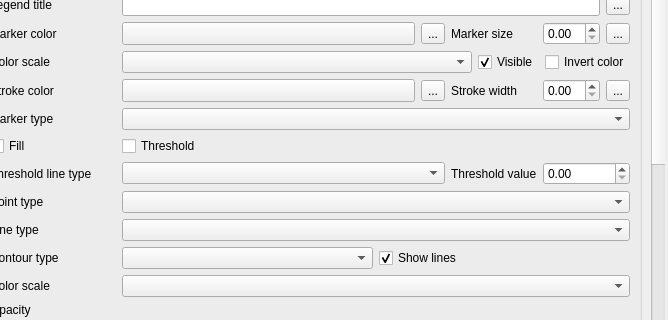
The window that DataPlotly/ui/dataplotly_dockwidget_base.ui (ghtmtt/DataPlotly) describes before a commit, drawn with Qt 5; both pictures show x 287 to 955 and y 376 to 696 of the 955 by 845 pixel window.
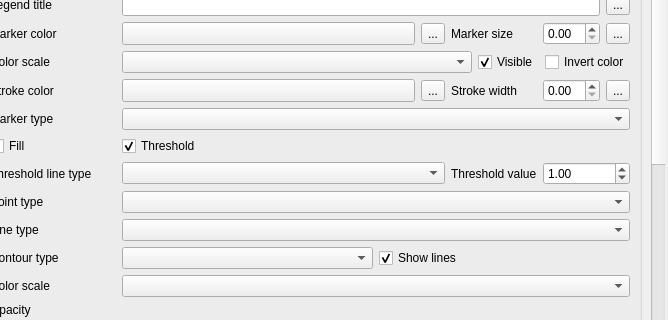
The same window after the commit. Custom widgets are drawn as their Qt base class.

Commit message: add default values for radar threshold

What changed in the file:
```diff
--- a/DataPlotly/ui/dataplotly_dockwidget_base.ui
+++ b/DataPlotly/ui/dataplotly_dockwidget_base.ui
@@ -637,6 +637,9 @@
                       <property name="text">
                        <string>Threshold</string>
                       </property>
+                      <property name="checked">
+                       <bool>true</bool>
+                      </property>
                      </widget>
                     </item>
                     <item row="5" column="2" colspan="6">
@@ -910,6 +913,9 @@
                       <property name="maximum">
                        <double>99990000.000000000000000</double>
                       </property>
+                      <property name="value">
+                       <double>1.000000000000000</double>
+                      </property>
                      </widget>
                     </item>
                     <item row="7" column="2" colspan="2">
```
